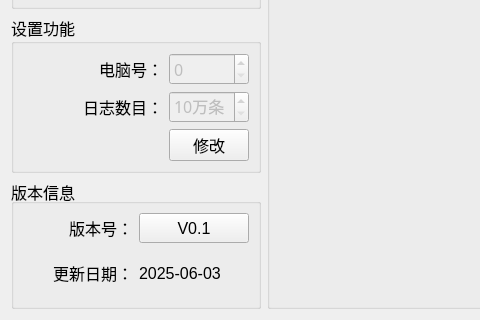
Old version of the form FiberBox/setups/setup_mainwid.ui in the repository ChinaClever/PM-Tool; both pictures show x 0 to 480 and y 404 to 724 of the 1146 by 724 pixel window.
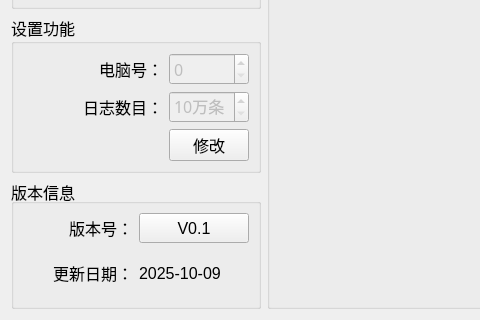
New version of the form.

```diff
--- a/FiberBox/setups/setup_mainwid.ui
+++ b/FiberBox/setups/setup_mainwid.ui
@@ -281,7 +281,7 @@
          </font>
         </property>
         <property name="text">
-         <string>2025-06-03</string>
+         <string>2025-10-09</string>
         </property>
        </widget>
       </item>
```
